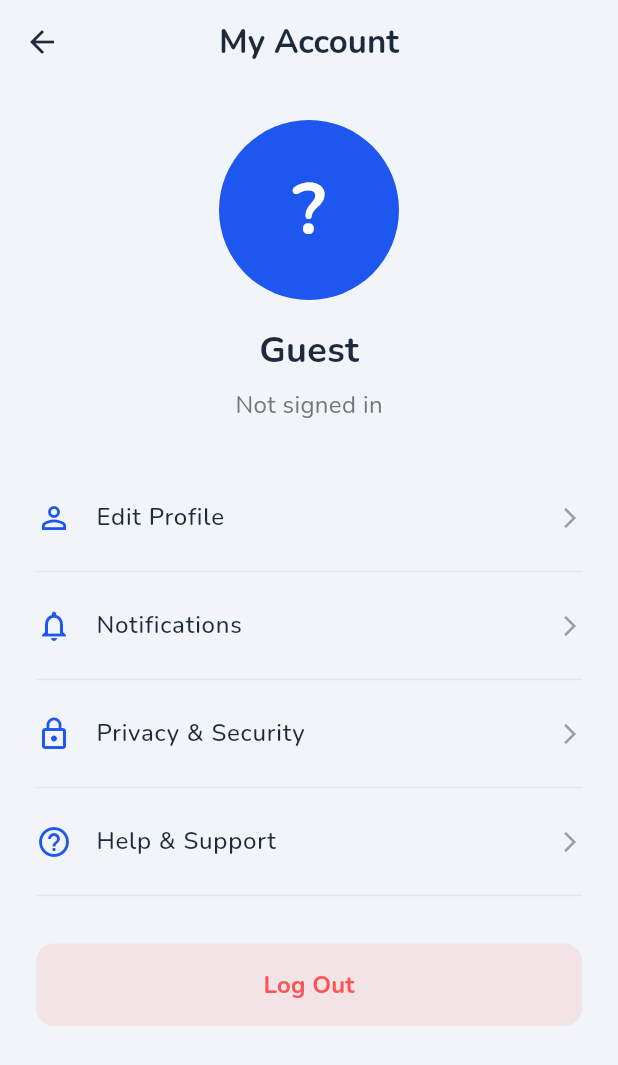
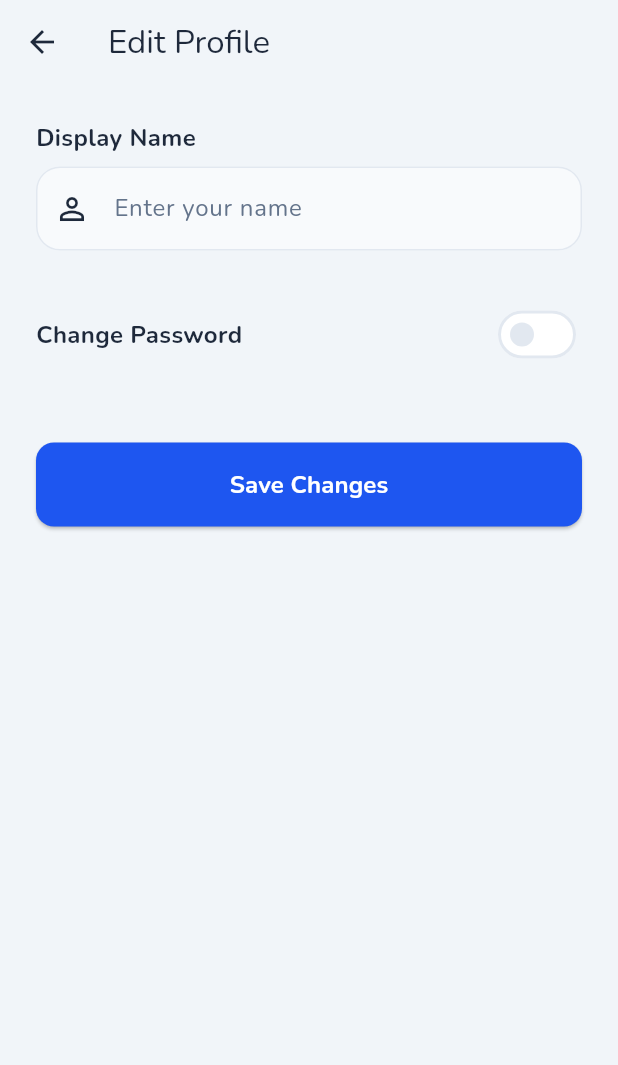
Before and after one commit to waeijn/signko, a Flutter app: the AccountView screen opened directly, after a tap on "Edit Profile", on a phone screen of 412 x 824 dp. Shown: the top 1065 px of the screen. Run offline on Flutter 3.47's test engine with Material 3 defaults, Android fonts, the phone set to English and light mode, and no system bars; our stand-ins replace flutter_riverpod, flutter_tts, google_fonts, hive_flutter, shared_preferences, speech_to_text; accounts and stored records are empty; network calls fail.

Commit message:
feat: implement cloud history and profile editing

```diff
--- a/app/lib/features/account/account_view.dart
+++ b/app/lib/features/account/account_view.dart
@@ -3,6 +3,7 @@ import 'package:flutter_riverpod/flutter_riverpod.dart';
 import 'package:intl/intl.dart';
 import '../auth/providers/auth_provider.dart';
 import '../auth/views/login_view.dart';
+import 'edit_profile_view.dart';
 
 class AccountView extends ConsumerWidget {
   const AccountView({super.key});
@@ -69,7 +70,9 @@ class AccountView extends ConsumerWidget {
             const SizedBox(height: 32),
 
             // Account Options
-            _buildAccountOption(context, Icons.person_outline, 'Edit Profile'),
+            _buildAccountOption(context, Icons.person_outline, 'Edit Profile', onTap: () {
+              Navigator.push(context, MaterialPageRoute(builder: (_) => const EditProfileView()));
+            }),
             const Divider(),
             _buildAccountOption(
                 context, Icons.notifications_outlined, 'Notifications'),
@@ -137,15 +140,16 @@ class AccountView extends ConsumerWidget {
   }
 
   Widget _buildAccountOption(
-      BuildContext context, IconData icon, String title) {
+      BuildContext context, IconData icon, String title, {VoidCallback? onTap}) {
     return ListTile(
       leading: Icon(icon, color: Theme.of(context).colorScheme.primary),
       title: Text(title, style: const TextStyle(fontWeight: FontWeight.w500)),
       trailing:
           const Icon(Icons.arrow_forward_ios, size: 16, color: Colors.grey),
       contentPadding: EdgeInsets.zero,
-      onTap: () {
-        // TODO: Handle navigation
+      onTap: onTap ?? () {
+        // Handle mock navigation
+        ScaffoldMessenger.of(context).showSnackBar(SnackBar(content: Text('$title is coming soon!')));
       },
     );
   }
--- /dev/null
+++ b/app/lib/features/account/edit_profile_view.dart
@@ -0,0 +1,172 @@
+import 'package:flutter/material.dart';
+import 'package:flutter_riverpod/flutter_riverpod.dart';
+import '../auth/providers/auth_provider.dart';
+
+class EditProfileView extends ConsumerStatefulWidget {
+  const EditProfileView({super.key});
+
+  @override
+  ConsumerState<EditProfileView> createState() => _EditProfileViewState();
+}
+
+class _EditProfileViewState extends ConsumerState<EditProfileView> {
+  final _formKey = GlobalKey<FormState>();
+  final _nameController = TextEditingController();
+  final _currentPasswordController = TextEditingController();
+  final _newPasswordController = TextEditingController();
+  bool _isPasswordSectionVisible = false;
+
+  @override
+  void initState() {
+    super.initState();
+    // Initialize with current user's name
+    final user = ref.read(authProvider).user;
+    if (user != null) {
+      _nameController.text = user.name;
+    }
+  }
+
+  @override
+  void dispose() {
+    _nameController.dispose();
+    _currentPasswordController.dispose();
+    _newPasswordController.dispose();
+    super.dispose();
+  }
+
+  void _saveProfile() async {
+    if (!_formKey.currentState!.validate()) return;
+
+    final name = _nameController.text.trim();
+    final currentPassword = _currentPasswordController.text;
+    final newPassword = _newPasswordController.text;
+
+    final success = await ref.read(authProvider.notifier).updateProfile(
+      name,
+      currentPassword: currentPassword.isNotEmpty ? currentPassword : null,
+      newPassword: newPassword.isNotEmpty ? newPassword : null,
+    );
+
+    if (success && mounted) {
+      ScaffoldMessenger.of(context).showSnackBar(
+        const SnackBar(content: Text('Profile updated successfully'), backgroundColor: Colors.green),
+      );
+      Navigator.pop(context);
+    } else if (mounted) {
+      final error = ref.read(authProvider).error ?? 'Update failed';
+      ScaffoldMessenger.of(context).showSnackBar(
+        SnackBar(content: Text(error), backgroundColor: Colors.red),
+      );
+    }
+  }
+
+  @override
+  Widget build(BuildContext context) {
+    final authState = ref.watch(authProvider);
+
+    return Scaffold(
+      appBar: AppBar(
+        title: const Text('Edit Profile'),
+      ),
+      body: SingleChildScrollView(
+        padding: const EdgeInsets.all(24.0),
+        child: Form(
+          key: _formKey,
+          child: Column(
+            crossAxisAlignment: CrossAxisAlignment.start,
+            children: [
+              const Text('Display Name', style: TextStyle(fontWeight: FontWeight.bold, fontSize: 16)),
+              const SizedBox(height: 8),
+              TextFormField(
+                controller: _nameController,
+                decoration: InputDecoration(
+                  hintText: 'Enter your name',
+                  border: OutlineInputBorder(borderRadius: BorderRadius.circular(12)),
+                  prefixIcon: const Icon(Icons.person_outline),
+                ),
+                validator: (val) => val == null || val.isEmpty ? 'Name cannot be empty' : null,
+              ),
+
+              const SizedBox(height: 32),
+
+              Row(
+                mainAxisAlignment: MainAxisAlignment.spaceBetween,
+                children: [
+                  const Text('Change Password', style: TextStyle(fontWeight: FontWeight.bold, fontSize: 16)),
+                  Switch(
+                    value: _isPasswordSectionVisible,
+                    onChanged: (val) {
+                      setState(() {
+                        _isPasswordSectionVisible = val;
+                        if (!val) {
+                          _currentPasswordController.clear();
+                          _newPasswordController.clear();
+                        }
+                      });
+                    },
+                  ),
+                ],
+              ),
+
+              if (_isPasswordSectionVisible) ...[
+                const SizedBox(height: 16),
+                TextFormField(
+                  controller: _currentPasswordController,
+                  obscureText: true,
+                  decoration: InputDecoration(
+                    hintText: 'Current Password',
+                    border: OutlineInputBorder(borderRadius: BorderRadius.circular(12)),
+                    prefixIcon: const Icon(Icons.lock_outline),
+                  ),
+                  validator: (val) {
+                    if (_isPasswordSectionVisible && (val == null || val.isEmpty)) {
+                      return 'Required to change password';
+                    }
+                    return null;
+                  },
+                ),
+                const SizedBox(height: 16),
+                TextFormField(
+                  controller: _newPasswordController,
+                  obscureText: true,
+                  decoration: InputDecoration(
+                    hintText: 'New Password',
+                    border: OutlineInputBorder(borderRadius: BorderRadius.circular(12)),
+                    prefixIcon: const Icon(Icons.lock_reset),
+                  ),
+                  validator: (val) {
+                    if (_isPasswordSectionVisible && (val == null || val.isEmpty)) {
+                      return 'Required to change password';
+                    }
+                    if (_isPasswordSectionVisible && val!.length < 6) {
+                      return 'Password must be at least 6 characters';
+                    }
+                    return null;
+                  },
+                ),
+              ],
+
+              const SizedBox(height: 48),
+
+              SizedBox(
+                width: double.infinity,
+                height: 56,
+                child: ElevatedButton(
+                  onPressed: authState.isLoading ? null : _saveProfile,
+                  style: ElevatedButton.styleFrom(
+                    shape: RoundedRectangleBorder(borderRadius: BorderRadius.circular(12)),
+                    backgroundColor: Theme.of(context).colorScheme.primary,
+                    foregroundColor: Colors.white,
+                  ),
+                  child: authState.isLoading
+                      ? const CircularProgressIndicator(color: Colors.white)
+                      : const Text('Save Changes', style: TextStyle(fontSize: 16, fontWeight: FontWeight.bold)),
+                ),
+              ),
+            ],
+          ),
+        ),
+      ),
+    );
+  }
+}
```
Also changed, not shown: app/lib/core/api_service.dart (+17 -0 lines), app/lib/features/auth/providers/auth_provider.dart (+26 -0 lines), app/lib/features/history/history_service.dart (deleted, +0 -61 lines), app/lib/features/history/history_view.dart (+26 -58 lines), app/lib/features/history/models/history_model.dart (added, +25 -0 lines), app/lib/features/history/providers/history_provider.dart (added, +87 -0 lines), 7 other files.
